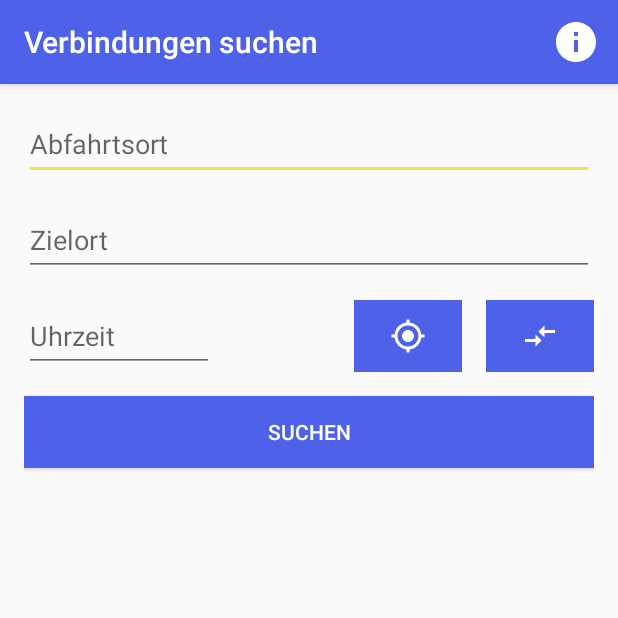
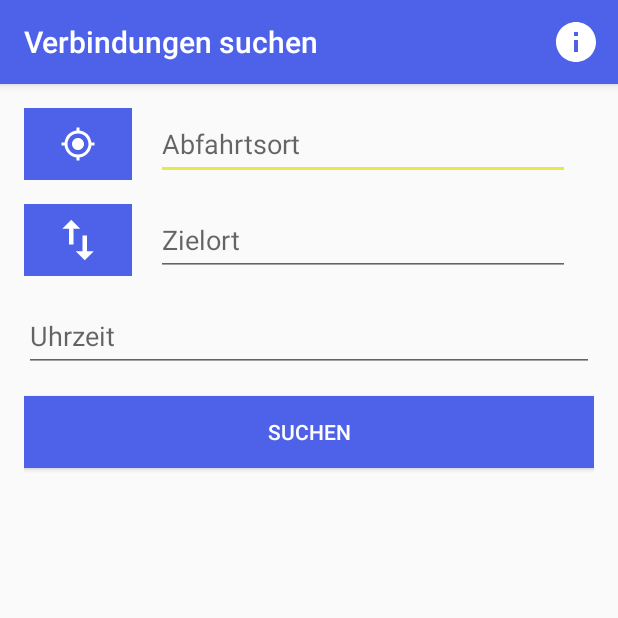
Before and after one commit to mvzdev/tripsterApp, an Android app: the screen it shows after launch (MainActivity), after a tap on "Momentaner Standort", on a phone screen of 412 x 824 dp, the top half of it. Run offline under Robolectric (Android 15) with nearby library versions, the light colour scheme and no system bars; our stand-ins replace ButterKnife.

Commit message:
implemented location manager. rearranged buttons on search activity. added new buttons

```diff
--- a/app/src/main/java/com/mobileapp/tripster/MainActivity.java
+++ b/app/src/main/java/com/mobileapp/tripster/MainActivity.java
@@ -1,6 +1,10 @@
 package com.mobileapp.tripster;
 
+import android.Manifest;
+import android.app.AlertDialog;
+import android.content.DialogInterface;
 import android.content.Intent;
+import android.content.pm.PackageManager;
 import android.os.Bundle;
 import android.view.Menu;
 import android.view.MenuItem;
@@ -8,10 +12,12 @@ import android.view.View;
 import android.widget.EditText;
 import android.widget.ListView;
 import android.widget.ProgressBar;
+import android.widget.Toast;
 
+import androidx.annotation.NonNull;
 import androidx.appcompat.app.AppCompatActivity;
-import androidx.lifecycle.LiveData;
-import androidx.lifecycle.Observer;
+import androidx.core.app.ActivityCompat;
+import androidx.core.content.ContextCompat;
 import androidx.lifecycle.ViewModelProviders;
 
 import com.mobileapp.tripster.location.LocationManager;
@@ -25,19 +31,19 @@ import butterknife.ButterKnife;
 import butterknife.OnClick;
 
 public class MainActivity extends AppCompatActivity {
-
     private static final int NUMBER_OF_CONNECTIONS = 3;
 
     private LocationManager locationManager;
     private ConnectionViewModel connectionsViewModel;
-    private ConnectionAdapter connectionAdapter;
-    private LiveData<List<Connection>> connectionObservable;
 
     @BindView(R.id.text_departure)
     EditText departureTextField;
 
     @BindView(R.id.text_destination)
     EditText destinationTextField;
+
+    @BindView(R.id.time_input)
+    EditText timeInput;
 
     @BindView(R.id.connection_list_view)
     ListView connectionListView;
@@ -52,17 +58,17 @@ public class MainActivity extends AppCompatActivity {
         ButterKnife.bind(this);
         progressBar.setVisibility(View.GONE);
 
+        locationManager = new LocationManager(this);
         connectionsViewModel = ViewModelProviders.of(this).get(ConnectionViewModel.class);
-
-        // this.locationManager = new LocationManager(this);
-        // this.locationManager.setLocation();
-
 
     }
 
     @OnClick(R.id.current_location)
     public void onCurrentLocationClick() {
-
+        this.checkForLocationPermission();
+        this.locationManager.getLastKnownLocation().observe(this, lastLocation -> {
+            departureTextField.setText(lastLocation);
+        });
     }
 
     @OnClick(R.id.switch_selection)
@@ -75,16 +81,25 @@ public class MainActivity extends AppCompatActivity {
     }
 
     @OnClick(R.id.submit_search)
-    public void onSearchClick() {
+    public void onSearchClick(View view) {
         progressBar.setVisibility(View.VISIBLE);
+        view.setEnabled(false);
+
         String from = departureTextField.getText().toString();
         String to = destinationTextField.getText().toString();
-        connectionsViewModel.searchLimitedConnections(from, to, NUMBER_OF_CONNECTIONS);
+        String time = timeInput.getText().toString();
+        connectionsViewModel.searchLimitedConnections(from, to, time, NUMBER_OF_CONNECTIONS);
 
         connectionsViewModel.connections.observe(this, connections -> {
             setupConnectionAdapter(connections);
             progressBar.setVisibility(View.GONE);
+            view.setEnabled(true);
         });
+    }
+
+    @Override
+    protected void onStart() {
+        super.onStart();
     }
 
     @Override
@@ -95,7 +110,7 @@ public class MainActivity extends AppCompatActivity {
     @Override
     public void onPause() {
         super.onPause();
-        // this.locationManager.flushLocations();
+        this.locationManager.flushLocations();
     }
 
     @Override
@@ -117,8 +132,44 @@ public class MainActivity extends AppCompatActivity {
     }
 
     private void setupConnectionAdapter(List<Connection> connections) {
-            connectionAdapter = new ConnectionAdapter(MainActivity.this, connections);
+            ConnectionAdapter connectionAdapter = new ConnectionAdapter(MainActivity.this, connections);
             connectionListView.setAdapter(connectionAdapter);
     }
 
+
+    public void checkForLocationPermission() {
+        if (ContextCompat.checkSelfPermission(this, Manifest.permission.ACCESS_FINE_LOCATION) != PackageManager.PERMISSION_GRANTED
+                && ContextCompat.checkSelfPermission(this, Manifest.permission.ACCESS_COARSE_LOCATION) != PackageManager.PERMISSION_GRANTED) {
+            requestLocationPermission();
+        }
+    }
+
+    private void requestLocationPermission() {
+        if (ActivityCompat.shouldShowRequestPermissionRationale(this, Manifest.permission.ACCESS_COARSE_LOCATION)
+                && ActivityCompat.shouldShowRequestPermissionRationale(this, Manifest.permission.ACCESS_FINE_LOCATION)) {
+
+            new AlertDialog.Builder(this)
+                    .setTitle(R.string.grant_permission_location_title)
+                    .setMessage(R.string.grant_permission_location)
+                    .setPositiveButton(R.string.button_okay, (dialog, which) -> ActivityCompat.requestPermissions(MainActivity.this, new String[]{Manifest.permission.ACCESS_FINE_LOCATION, Manifest.permission.ACCESS_COARSE_LOCATION}, 1))
+                    .setNegativeButton(R.string.button_cancel, (dialog, which) -> dialog.dismiss())
+                    .create().show();
+
+        } else {
+            ActivityCompat.requestPermissions(this, new String[]{Manifest.permission.ACCESS_FINE_LOCATION, Manifest.permission.ACCESS_COARSE_LOCATION}, 1);
+        }
+    }
+
+    @Override
+    public void onRequestPermissionsResult(int requestCode, @NonNull String[] permissions, @NonNull int[] grantResults) {
+        if (requestCode == 1) {
+            if (grantResults.length > 0 && grantResults[0] == PackageManager.PERMISSION_GRANTED) {
+                Toast toast = Toast.makeText(this, R.string.permission_granted_location, Toast.LENGTH_SHORT);
+                toast.show();
+            } else {
+                Toast toast = Toast.makeText(this, R.string.permission_denied_location, Toast.LENGTH_SHORT);
+                toast.show();
+            }
+        }
+    }
 }
--- a/app/src/main/java/com/mobileapp/tripster/location/LocationManager.java
+++ b/app/src/main/java/com/mobileapp/tripster/location/LocationManager.java
@@ -2,17 +2,24 @@ package com.mobileapp.tripster.location;
 
 import android.Manifest;
 import android.app.Activity;
+import android.app.AlertDialog;
+import android.content.DialogInterface;
 import android.content.pm.PackageManager;
 import android.location.Address;
 import android.location.Geocoder;
 import android.location.Location;
+import android.widget.Toast;
 
 import androidx.core.app.ActivityCompat;
+import androidx.lifecycle.LiveData;
+import androidx.lifecycle.MutableLiveData;
 
 import com.google.android.gms.location.FusedLocationProviderClient;
 import com.google.android.gms.location.LocationCallback;
+import com.google.android.gms.location.LocationRequest;
 import com.google.android.gms.location.LocationResult;
 import com.google.android.gms.location.LocationServices;
+import com.mobileapp.tripster.R;
 
 import java.io.IOException;
 import java.util.List;
@@ -21,41 +28,17 @@ public class LocationManager {
 
     private FusedLocationProviderClient client;
     private Geocoder geocoder;
+    private Activity activity;
     private LocationCallback locationCallback;
-    private Activity activity;
-
 
     public LocationManager(Activity activity) {
         this.activity = activity;
-        this.checkPermission(activity);
-    }
 
-    public void checkPermission(Activity activity) {
-        if (ActivityCompat.checkSelfPermission(activity, Manifest.permission.ACCESS_FINE_LOCATION) != PackageManager.PERMISSION_GRANTED && ActivityCompat.checkSelfPermission(activity, Manifest.permission.ACCESS_COARSE_LOCATION) != PackageManager.PERMISSION_GRANTED) {
-            return;
-        }
-    }
-
-
-    public String getCurrentLocationInfo(Location location) {
-
-        if (location != null) {
-            try {
-                List<Address> addresses = geocoder.getFromLocation(location.getLatitude(), location.getLongitude(), 1);
-
-                return addresses.get(0).getAddressLine(0);
-            } catch (IOException e) {
-                System.out.println(e.getMessage());
-            }
-        }
-
-        return null;
-    }
-
-    public void setLocation() {
-        ActivityCompat.requestPermissions(activity, new String[]{Manifest.permission.ACCESS_FINE_LOCATION, Manifest.permission.ACCESS_COARSE_LOCATION}, 1);
+        client = LocationServices.getFusedLocationProviderClient(activity);
+        geocoder = new Geocoder(activity);
 
         locationCallback = new LocationCallback() {
+
             @Override
             public void onLocationResult(LocationResult locationResult) {
                 if (locationResult == null) {
@@ -63,13 +46,43 @@ public class LocationManager {
                 }
 
                 for (Location location : locationResult.getLocations()) {
-                    getCurrentLocationInfo(location);
+                    System.out.println(location.getTime());
+                }
+
+            }
+        };
+    }
+
+    private String getLocationAddresses(Location location) {
+            if (location != null) {
+                try {
+                    return getMostProminentAddress(geocoder.getFromLocation(location.getLatitude(), location.getLongitude(), 1));
+
+                } catch (IOException e) {
+                    System.out.println(e.getMessage());
                 }
             }
-        };
+        return null;
+    }
 
-        client = LocationServices.getFusedLocationProviderClient(activity);
-        geocoder = new Geocoder(activity);
+    private String getMostProminentAddress(List<Address> addresses) {
+        return addresses.get(0).getAddressLine(0);
+    }
+
+    public LiveData<String> getLastKnownLocation() {
+
+        final MutableLiveData<String> lastLocation = new MutableLiveData<>();
+
+        client.getLastLocation().addOnSuccessListener(location -> {
+            lastLocation.setValue(getLocationAddresses(location));
+        });
+
+        LocationRequest locationRequest = new LocationRequest();
+        locationRequest.setPriority(LocationRequest.PRIORITY_HIGH_ACCURACY);
+        locationRequest.setInterval(10000);
+        client.requestLocationUpdates(locationRequest, locationCallback, null);
+
+        return lastLocation;
     }
 
     public void flushLocations() {
--- a/app/src/main/java/com/mobileapp/tripster/repositories/ConnectionRepository.java
+++ b/app/src/main/java/com/mobileapp/tripster/repositories/ConnectionRepository.java
@@ -10,7 +10,7 @@ import java.util.List;
 public class ConnectionRepository {
     private ConnectionWebService webService = new ConnectionWebService();
 
-    public LiveData<List<Connection>> searchLimitedConnection(String from, String to, int nOfConnections) {
-        return webService.searchLimitedConnections(from, to, nOfConnections);
+    public LiveData<List<Connection>> searchLimitedConnection(String from, String to, String time, int nOfConnections) {
+        return webService.searchLimitedConnections(from, to, time, nOfConnections);
     }
 }
--- a/app/src/main/java/com/mobileapp/tripster/services/ConnectionService.java
+++ b/app/src/main/java/com/mobileapp/tripster/services/ConnectionService.java
@@ -12,7 +12,7 @@ public interface ConnectionService {
     Call<ConnectionContainerDto> searchConnections(@Query("from") String origin, @Query("to") String destination);
 
     @GET("connections")
-    Call<ConnectionContainerDto> searchLimitedConnections(@Query("from") String origin, @Query("to") String destination, @Query("limit") int nOfConnections);
+    Call<ConnectionContainerDto> searchLimitedConnections(@Query("from") String origin, @Query("to") String destination, @Query("time") String time, @Query("limit") int nOfConnections);
 
 
 }
--- a/app/src/main/java/com/mobileapp/tripster/viewmodels/ConnectionViewModel.java
+++ b/app/src/main/java/com/mobileapp/tripster/viewmodels/ConnectionViewModel.java
@@ -25,9 +25,9 @@ public class ConnectionViewModel extends AndroidViewModel {
 
     }
 
-    public void searchLimitedConnections(String from, String to, int nOfConnections) {
+    public void searchLimitedConnections(String from, String to, String time, int nOfConnections) {
         this.connections = this.connectionRepository
-                .searchLimitedConnection(from, to, nOfConnections);
+                .searchLimitedConnection(from, to, time, nOfConnections);
     }
 
     public LiveData<List<Connection>> getConnections() {
--- /dev/null
+++ b/app/src/main/res/drawable/ic_import_export_white_24dp.xml
@@ -0,0 +1,5 @@
+<vector android:autoMirrored="true" android:height="24dp"
+    android:tint="#FFFFFF" android:viewportHeight="24.0"
+    android:viewportWidth="24.0" android:width="24dp" xmlns:android="http://schemas.android.com/apk/res/android">
+    <path android:fillColor="#FF000000" android:pathData="M9,3L5,6.99h3L8,14h2L10,6.99h3L9,3zM16,17.01L16,10h-2v7.01h-3L15,21l4,-3.99h-3z"/>
+</vector>
--- /dev/null
+++ b/app/src/main/res/drawable/ic_import_export_white_36dp.xml
@@ -0,0 +1,5 @@
+<vector android:autoMirrored="true" android:height="36dp"
+    android:tint="#FFFFFF" android:viewportHeight="24.0"
+    android:viewportWidth="24.0" android:width="36dp" xmlns:android="http://schemas.android.com/apk/res/android">
+    <path android:fillColor="#FF000000" android:pathData="M9,3L5,6.99h3L8,14h2L10,6.99h3L9,3zM16,17.01L16,10h-2v7.01h-3L15,21l4,-3.99h-3z"/>
+</vector>
--- /dev/null
+++ b/app/src/main/res/drawable/ic_import_export_white_48dp.xml
@@ -0,0 +1,5 @@
+<vector android:autoMirrored="true" android:height="48dp"
+    android:tint="#FFFFFF" android:viewportHeight="24.0"
+    android:viewportWidth="24.0" android:width="48dp" xmlns:android="http://schemas.android.com/apk/res/android">
+    <path android:fillColor="#FF000000" android:pathData="M9,3L5,6.99h3L8,14h2L10,6.99h3L9,3zM16,17.01L16,10h-2v7.01h-3L15,21l4,-3.99h-3z"/>
+</vector>
--- a/app/src/main/res/layout/activity_main.xml
+++ b/app/src/main/res/layout/activity_main.xml
@@ -7,6 +7,25 @@
     android:padding="@dimen/activity_general_padding"
     android:theme="@style/AppTheme"
     tools:context=".MainActivity">
+
+    <LinearLayout
+        android:id="@+id/departure_block"
+        android:layout_width="match_parent"
+        android:layout_height="wrap_content"
+        android:orientation="horizontal"
+        android:layout_marginEnd="@dimen/activity_vertical_margin"
+        >
+
+        <ImageButton
+            android:id="@+id/current_location"
+            android:layout_height="@dimen/button_defined_height"
+            android:layout_width="@dimen/button_defined_width"
+            android:layout_marginEnd="@dimen/activity_horizontal_margin"
+            android:src="@drawable/ic_my_location_white_24dp"
+            android:textColor="@color/colorWhite"
+            android:background="@color/colorPrimary"
+            android:contentDescription="@string/button_current_location"
+            />
 
         <EditText
             android:id="@+id/text_departure"
@@ -18,6 +37,28 @@
             android:maxLines="1"
             android:autofillHints="@string/edit_text_departure" />
 
+
+    </LinearLayout>
+
+    <LinearLayout
+        android:id="@+id/destination_block"
+        android:layout_width="match_parent"
+        android:layout_height="wrap_content"
+        android:layout_below="@id/departure_block"
+        android:orientation="horizontal"
+        android:layout_marginEnd="@dimen/activity_vertical_margin"
+        >
+
+        <ImageButton
+            android:id="@+id/switch_selection"
+            android:layout_height="@dimen/button_defined_height"
+            android:layout_width="@dimen/button_defined_width"
+            android:layout_marginEnd="@dimen/activity_horizontal_margin"
+            android:src="@drawable/ic_import_export_white_36dp"
+            android:textColor="@color/colorWhite"
+            android:background="@color/colorPrimary"
+            android:contentDescription="@string/button_switch_selection" />
+
         <EditText
             android:id="@+id/text_destination"
             android:layout_width="match_parent"
@@ -26,22 +67,17 @@
             android:hint="@string/edit_text_destination"
             android:inputType="text"
             android:maxLines="1"
-            android:layout_below="@id/text_departure"
             android:autofillHints="@string/edit_text_destination"/>
+
+    </LinearLayout>
 
     <LinearLayout
         android:id="@+id/input_actions"
         android:layout_width="match_parent"
         android:layout_height="wrap_content"
-            android:layout_below="@id/text_destination"
         android:orientation="horizontal"
+        android:layout_below="@id/destination_block"
         android:layout_marginBottom="@dimen/activity_vertical_margin"
-            >
-
-            <RelativeLayout
-                android:layout_width="match_parent"
-                android:layout_height="wrap_content"
-                android:layout_weight="2"
         >
 
         <EditText
@@ -49,45 +85,11 @@
             android:layout_width="match_parent"
             android:layout_height="@dimen/input_height"
             android:hint="@string/edit_text_time"
-                    android:inputType="date"
+            android:inputType="text"
             android:maxLines="1"
             android:autofillHints="@string/edit_text_time"/>
 
-            </RelativeLayout>
-
-            <RelativeLayout
-                android:layout_width="match_parent"
-                android:layout_height="wrap_content"
-                android:layout_weight="1"
-                >
-
-                <ImageButton
-                    android:id="@+id/current_location"
-                    android:layout_height="@dimen/button_defined_height"
-                    android:layout_width="@dimen/button_defined_width"
-                    android:layout_marginEnd="@dimen/activity_horizontal_margin"
-                    android:layout_toStartOf="@id/switch_selection"
-                    android:src="@drawable/ic_my_location_white_24dp"
-                    android:textColor="@color/colorWhite"
-                    android:background="@color/colorPrimary"
-                    android:contentDescription="@string/button_current_location"
-                    />
-
-                <ImageButton
-                    android:id="@+id/switch_selection"
-                    android:layout_height="@dimen/button_defined_height"
-                    android:layout_width="@dimen/button_defined_width"
-                    android:layout_alignParentEnd="true"
-                    android:src="@drawable/ic_compare_arrows_white_24dp"
-                    android:textColor="@color/colorWhite"
-                    android:background="@color/colorPrimary"
-                    android:contentDescription="@string/button_switch_selection" />
-
-            </RelativeLayout>
-
     </LinearLayout>
-
-
 
     <Button
         android:id="@+id/submit_search"
@@ -96,7 +98,8 @@
         android:layout_below="@id/input_actions"
         android:background="@color/colorPrimary"
         android:text="@string/action_search"
-            android:textColor="@color/colorWhite" />
+        android:textColor="@color/colorWhite"
+        />
 
     <ProgressBar
         android:id="@+id/indeterminateBar"
@@ -111,6 +114,7 @@
         android:layout_width="match_parent"
         android:layout_height="wrap_content"
         android:layout_below="@id/indeterminateBar"
+        android:layout_marginTop="@dimen/activity_vertical_margin"
         />
 
 </RelativeLayout>
--- a/app/src/main/res/values/strings.xml
+++ b/app/src/main/res/values/strings.xml
@@ -15,6 +15,14 @@
     <!-- Button Descriptions -->
     <string name="button_switch_selection">Auswahl umkehren</string>
     <string name="button_current_location">Momentaner Standort</string>
+    <string name="button_okay">OK</string>
+    <string name="button_cancel">Abbrechen</string>
+
+    <!-- Permission related -->
+    <string name="permission_granted_location">Zugriff auf Standort gewährt</string>
+    <string name="permission_denied_location">Zugriff auf Standort verwehrt</string>
+    <string name="grant_permission_location_title">Zugriff auf Standort</string>
+    <string name="grant_permission_location">Möchtest du, dass diese App deinen Standort benutzen darf?</string>
 
     <!-- Actions -->
     <string name="current_location">Aktuellen Standort wählen</string>
```
Also changed, not shown: app/src/main/java/com/mobileapp/tripster/services/ConnectionWebService.java (+17 -3 lines). Lines whose indentation alone changed are shown as unchanged.
